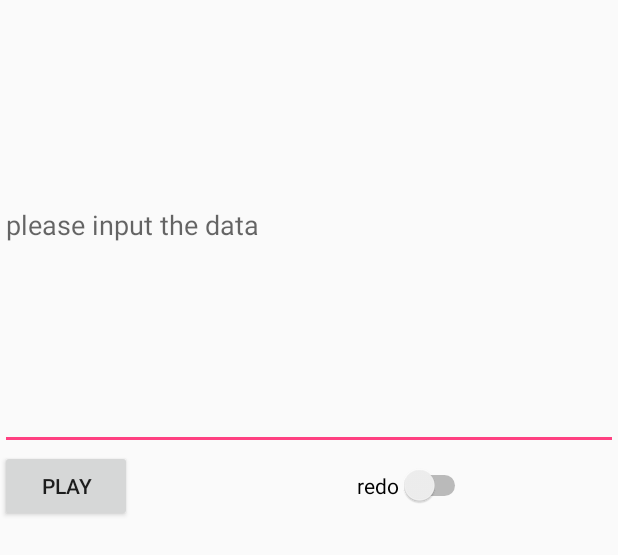
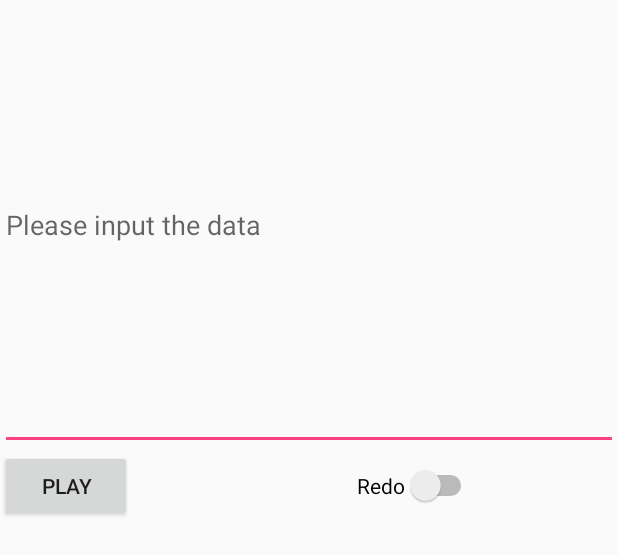
Before and after one commit to Andros1993/PhysicalMorse, an Android app: the layout activity_main.xml on its own in the app's theme, with its tools: preview values and no code run, on a phone screen of 412 x 824 dp. Shown: the top 555 px of the screen. Run offline under Robolectric (Android 15) with nearby library versions, the phone set to English and light mode, and no system bars.

Commit message:
added new logo and fixed bugs

```diff
--- a/app/src/main/res/layout/activity_main.xml
+++ b/app/src/main/res/layout/activity_main.xml
@@ -11,7 +11,7 @@
         android:id="@+id/et_data_input"
         android:layout_width="match_parent"
         android:layout_height="300dp"
-        android:hint="please input the data"
+        android:hint="@string/tip_input_data"
         app:layout_constraintBottom_toTopOf="parent"
         app:layout_constraintEnd_toStartOf="parent"
         app:layout_constraintStart_toStartOf="parent"
@@ -25,14 +25,14 @@
             android:id="@+id/bt_trigger"
             android:layout_width="wrap_content"
             android:layout_height="wrap_content"
-            android:text="play"
+            android:text="@string/bt_play"
             />
         <Switch
             android:layout_marginLeft="150dp"
             android:id="@+id/sw_loop"
             android:layout_width="wrap_content"
             android:layout_height="wrap_content"
-            android:text="redo" />
+            android:text="@string/sw_redo" />
     </LinearLayout>
 
 
--- a/app/src/main/res/values/strings.xml
+++ b/app/src/main/res/values/strings.xml
@@ -1,3 +1,11 @@
 <resources>
     <string name="app_name">PhysicalMorse</string>
+    <string name="tip_input_data">Please input the data</string>
+    <string name="bt_play">Play</string>
+    <string name="sw_redo">Redo</string>
+    <string name="tip_permission_request">This app need camera permission!</string>
+    <string name="tip_input_request">Message can not be null !</string>
+
+    <string name="tip_not_support_cn">Can not support Chinese for the time being</string>
+
 </resources>
```
Also changed, not shown: app/src/main/java/com/et/physicalmorse/MainActivity.java (+9 -3 lines), app/src/main/java/com/et/physicalmorse/MorseUtil.java (+27 -0 lines), app/src/main/res/mipmap-hdpi/ic_launcher.png, app/src/main/res/mipmap-hdpi/ic_launcher_round.png, app/src/main/res/mipmap-mdpi/ic_launcher.png, app/src/main/res/mipmap-mdpi/ic_launcher_round.png, app/src/main/res/mipmap-xhdpi/ic_launcher.png, app/src/main/res/mipmap-xhdpi/ic_launcher_round.png, app/src/main/res/mipmap-xxhdpi/ic_launcher.png, app/src/main/res/mipmap-xxhdpi/ic_launcher_round.png, app/src/main/res/mipmap-xxxhdpi/ic_launcher.png, app/src/main/res/mipmap-xxxhdpi/ic_launcher_round.png, 1 other file.
